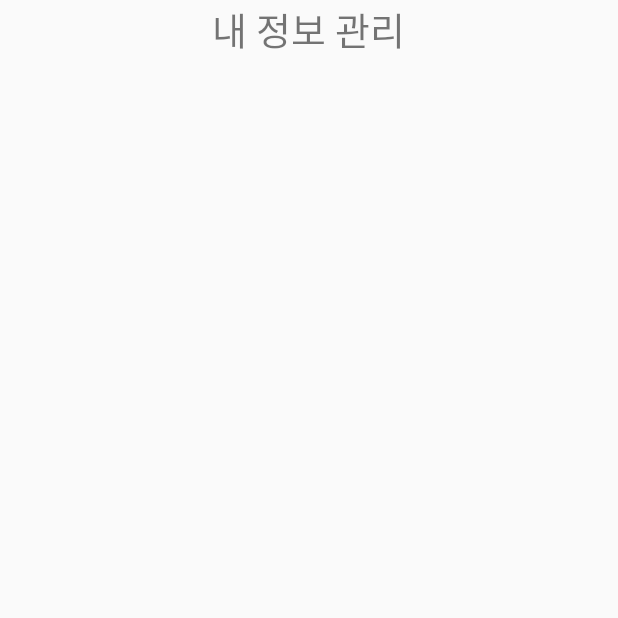
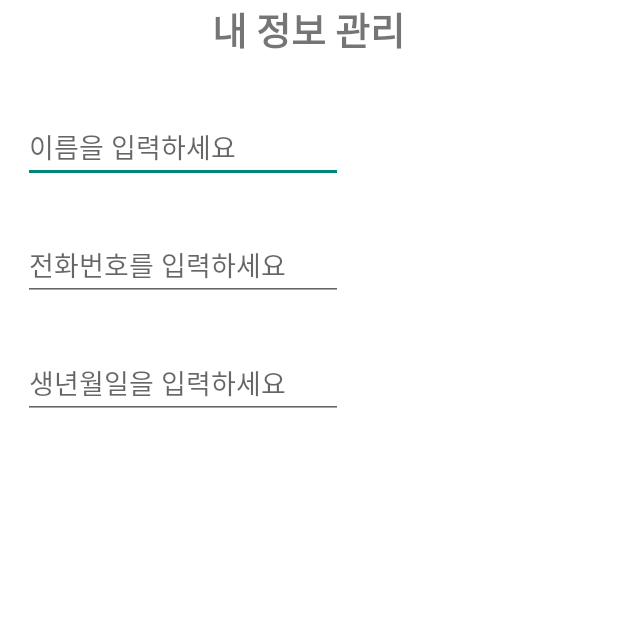
Before and after one commit to byeongjun98/Happy-Pet, an Android app: the InmyInfoActivity screen opened directly, with no data from a screen before it, on a phone screen of 412 x 824 dp, the top half of it. Run offline under Robolectric (Android 15) with nearby library versions, the light colour scheme and no system bars.

Commit message:
23.03.22 내 정보 관리, 주소 관리, 결제수단 관리 버튼에 이미지 추가 +내 정보 관리에 EditText 추가

```diff
--- a/app/src/main/res/layout/inmyinfo.xml
+++ b/app/src/main/res/layout/inmyinfo.xml
@@ -1,19 +1,73 @@
 <LinearLayout xmlns:android="http://schemas.android.com/apk/res/android"
     android:layout_width="match_parent"
     android:layout_height="match_parent"
+    android:orientation="vertical"
+    android:background="@color/white">
+<LinearLayout
+    android:layout_width="match_parent"
+    android:layout_height="wrap_content"
     android:orientation="vertical">
+    <RelativeLayout
+        android:layout_width="match_parent"
+        android:layout_height="wrap_content"
+        android:layout_marginBottom="20dp">
 
-    <TextView
-        android:id="@+id/textView_review_title"
-        android:layout_centerInParent="true"
-        android:layout_width="wrap_content"
-        android:layout_height="85dp"
-        android:layout_gravity="center"
-        android:layout_weight="1"
-        android:text="내 정보 관리"
-        android:textSize="25dp" />
-
+        <TextView
+            android:id="@+id/textView_review_title"
+            android:layout_width="wrap_content"
+            android:layout_height="wrap_content"
+            android:layout_centerInParent="true"
+            android:layout_weight="1"
+            android:text="내 정보 관리"
+            android:textSize="25dp"
+            android:textStyle="bold" />
+    </RelativeLayout>
 
 
 
 </LinearLayout>
+    <LinearLayout
+        android:layout_width="match_parent"
+        android:layout_height="wrap_content"
+        android:orientation="vertical"
+        android:layout_weight="1"
+        >
+
+        <EditText
+            android:id="@+id/username"
+            android:layout_width="wrap_content"
+            android:layout_height="wrap_content"
+            android:layout_margin="15dp"
+            android:ems="10"
+            android:hint="이름을 입력하세요"
+            android:inputType="textPersonName"
+            android:selectAllOnFocus="true"
+
+            />
+
+        <EditText
+            android:id="@+id/userphonenuber"
+            android:layout_width="wrap_content"
+            android:layout_height="wrap_content"
+           android:layout_margin="15dp"
+            android:ems="10"
+            android:hint="전화번호를 입력하세요"
+            android:inputType="phone"
+            android:selectAllOnFocus="true"
+
+            />
+
+        <EditText
+            android:id="@+id/userbirthday"
+            android:layout_width="wrap_content"
+            android:layout_height="wrap_content"
+            android:layout_margin="15dp"
+            android:ems="10"
+            android:hint="생년월일을 입력하세요"
+            android:inputType="textPersonName"
+            android:selectAllOnFocus="true"
+
+            />
+        />
+</LinearLayout>
+</LinearLayout>
```
Also changed, not shown: app/src/main/res/layout/configuration.xml (deleted, +0 -26 lines), app/src/main/res/layout/incredit.xml (+18 -5 lines), app/src/main/res/layout/inmyadress.xml (+18 -5 lines), app/src/main/res/layout/notice.xml (+19 -6 lines).
